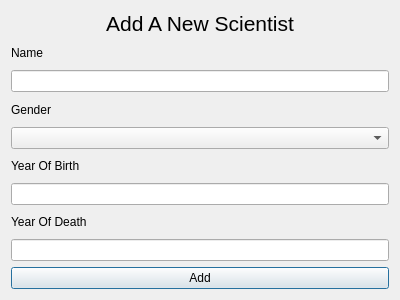
Old version of the form GUI-verklegtVika3/addscientistdialog.ui in the repository streamerinn/Verklegt-1.
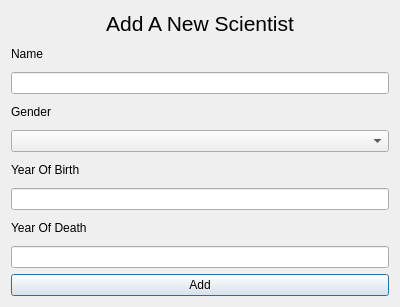
New version of the form.

Commit message: vinna í villuskilaboðunum í Add scientist, ekki allt virkar. Villuskilaboð fyrir allt annað en að skila auðu virkar ekki

Patch:
```diff
--- a/GUI-verklegtVika3/addscientistdialog.ui
+++ b/GUI-verklegtVika3/addscientistdialog.ui
@@ -7,79 +7,123 @@
     <x>0</x>
     <y>0</y>
     <width>400</width>
-    <height>300</height>
+    <height>307</height>
    </rect>
   </property>
   <property name="windowTitle">
    <string>Dialog</string>
   </property>
-  <layout class="QGridLayout" name="gridLayout">
-   <item row="10" column="0">
-    <widget class="QPushButton" name="AddScientist">
-     <property name="text">
-      <string>Add</string>
-     </property>
-    </widget>
-   </item>
-   <item row="7" column="0">
-    <widget class="QLineEdit" name="InputScientistYearOfBirth">
-     <property name="placeholderText">
-      <string/>
-     </property>
-    </widget>
-   </item>
-   <item row="4" column="0">
-    <widget class="QLabel" name="label_3">
-     <property name="text">
-      <string>Gender</string>
-     </property>
-    </widget>
-   </item>
-   <item row="9" column="0">
-    <widget class="QLineEdit" name="InputScientistYearOfDeath">
-     <property name="placeholderText">
-      <string/>
-     </property>
-    </widget>
-   </item>
-   <item row="6" column="0">
-    <widget class="QLabel" name="label_4">
-     <property name="text">
-      <string>Year Of Birth</string>
-     </property>
-    </widget>
-   </item>
-   <item row="8" column="0">
-    <widget class="QLabel" name="label_5">
-     <property name="text">
-      <string>Year Of Death</string>
-     </property>
-    </widget>
-   </item>
-   <item row="1" column="0">
-    <widget class="QLabel" name="label_2">
-     <property name="text">
-      <string>Name</string>
-     </property>
-    </widget>
-   </item>
-   <item row="3" column="0">
-    <widget class="QLineEdit" name="InputScientistName">
-     <property name="placeholderText">
-      <string/>
-     </property>
-    </widget>
-   </item>
-   <item row="0" column="0">
-    <widget class="QLabel" name="label">
+  <layout class="QVBoxLayout" name="verticalLayout">
+   <item>
+    <widget class="QLabel" name="label_header">
      <property name="text">
       <string>&lt;html&gt;&lt;head/&gt;&lt;body&gt;&lt;p align=&quot;center&quot;&gt;&lt;span style=&quot; font-size:16pt;&quot;&gt;Add A New Scientist&lt;/span&gt;&lt;/p&gt;&lt;/body&gt;&lt;/html&gt;</string>
      </property>
     </widget>
    </item>
-   <item row="5" column="0">
+   <item>
+    <layout class="QHBoxLayout" name="horizontalLayout">
+     <item>
+      <widget class="QLabel" name="label_name_header">
+       <property name="text">
+        <string>Name</string>
+       </property>
+      </widget>
+     </item>
+     <item alignment="Qt::AlignRight">
+      <widget class="QLabel" name="label_name_error">
+       <property name="text">
+        <string/>
+       </property>
+      </widget>
+     </item>
+    </layout>
+   </item>
+   <item>
+    <widget class="QLineEdit" name="InputScientistName">
+     <property name="placeholderText">
+      <string/>
+     </property>
+    </widget>
+   </item>
+   <item>
+    <layout class="QHBoxLayout" name="horizontalLayout_2">
+     <item>
+      <widget class="QLabel" name="label_gender_header">
+       <property name="text">
+        <string>Gender</string>
+       </property>
+      </widget>
+     </item>
+     <item alignment="Qt::AlignRight">
+      <widget class="QLabel" name="label_gender_error">
+       <property name="text">
+        <string/>
+       </property>
+      </widget>
+     </item>
+    </layout>
+   </item>
+   <item>
     <widget class="QComboBox" name="PickGender"/>
    </item>
+   <item>
+    <layout class="QHBoxLayout" name="horizontalLayout_3">
+     <item>
+      <widget class="QLabel" name="label_yearOfBirth_header">
+       <property name="text">
+        <string>Year Of Birth</string>
+       </property>
+      </widget>
+     </item>
+     <item alignment="Qt::AlignRight">
+      <widget class="QLabel" name="label_birth_error">
+       <property name="text">
+        <string/>
+       </property>
+      </widget>
+     </item>
+    </layout>
+   </item>
+   <item>
+    <widget class="QLineEdit" name="InputScientistYearOfBirth">
+     <property name="placeholderText">
+      <string/>
+     </property>
+    </widget>
+   </item>
+   <item>
+    <layout class="QHBoxLayout" name="horizontalLayout_4">
+     <item>
+      <widget class="QLabel" name="label_yearOfDeath_header">
+       <property name="text">
+        <string>Year Of Death</string>
+       </property>
+      </widget>
+     </item>
+     <item alignment="Qt::AlignRight">
+      <widget class="QLabel" name="label_Death_error">
+       <property name="text">
+        <string/>
+       </property>
+      </widget>
+     </item>
+    </layout>
+   </item>
+   <item>
+    <widget class="QLineEdit" name="InputScientistYearOfDeath">
+     <property name="placeholderText">
+      <string/>
+     </property>
+    </widget>
+   </item>
+   <item>
+    <widget class="QPushButton" name="AddScientist">
+     <property name="text">
+      <string>Add</string>
+     </property>
+    </widget>
+   </item>
   </layout>
  </widget>
  <resources/>
```
The commit also changes 10 other files.
